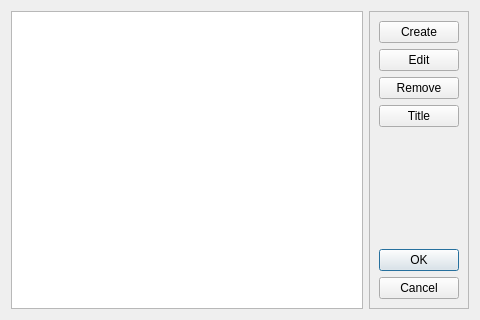
Before: the Qt Designer form dialogs/recorddialog.ui in caxapyk/pa-decision, drawn with Qt 5.
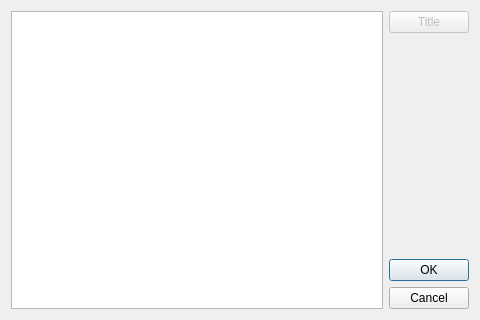
After: the same form once the commit is applied. Icons and pictures are not drawn.

What changed in the file:
```diff
--- a/dialogs/recorddialog.ui
+++ b/dialogs/recorddialog.ui
@@ -26,49 +26,12 @@
     </widget>
    </item>
    <item>
-    <widget class="QFrame" name="frame">
-     <property name="frameShape">
-      <enum>QFrame::StyledPanel</enum>
-     </property>
-     <property name="frameShadow">
-      <enum>QFrame::Raised</enum>
-     </property>
-     <layout class="QVBoxLayout" name="verticalLayout">
-      <item>
-       <widget class="QPushButton" name="pB_create">
-        <property name="text">
-         <string>Create</string>
-        </property>
-        <property name="icon">
-         <iconset resource="../resources.qrc">
-          <normaloff>:/icons/icons/add-16.png</normaloff>:/icons/icons/add-16.png</iconset>
-        </property>
-       </widget>
-      </item>
-      <item>
-       <widget class="QPushButton" name="pB_edit">
-        <property name="text">
-         <string>Edit</string>
-        </property>
-        <property name="icon">
-         <iconset resource="../resources.qrc">
-          <normaloff>:/icons/icons/edit-16.png</normaloff>:/icons/icons/edit-16.png</iconset>
-        </property>
-       </widget>
-      </item>
-      <item>
-       <widget class="QPushButton" name="pB_remove">
-        <property name="text">
-         <string>Remove</string>
-        </property>
-        <property name="icon">
-         <iconset resource="../resources.qrc">
-          <normaloff>:/icons/icons/remove-16.png</normaloff>:/icons/icons/remove-16.png</iconset>
-        </property>
-       </widget>
-      </item>
+    <layout class="QVBoxLayout" name="vL_controls">
       <item>
        <widget class="QPushButton" name="pB_title">
+       <property name="enabled">
+        <bool>false</bool>
+       </property>
         <property name="text">
          <string>Title</string>
         </property>
@@ -98,7 +61,6 @@
        </widget>
       </item>
      </layout>
-    </widget>
    </item>
   </layout>
  </widget>
```
Lines whose indentation alone changed are shown as unchanged.
